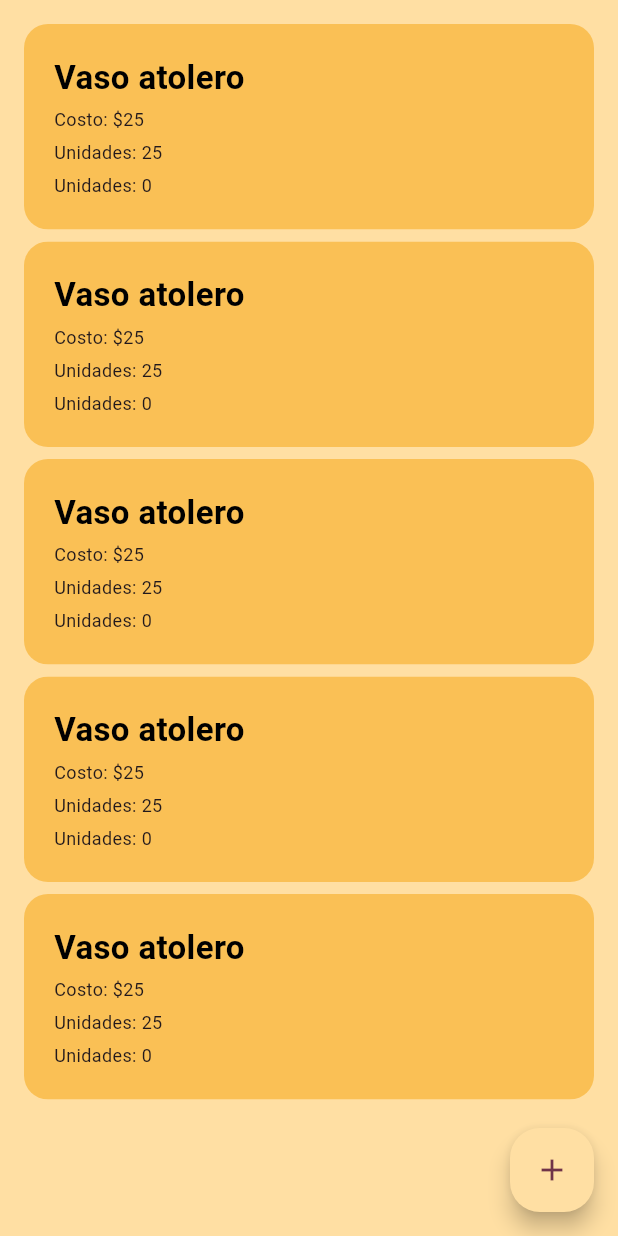
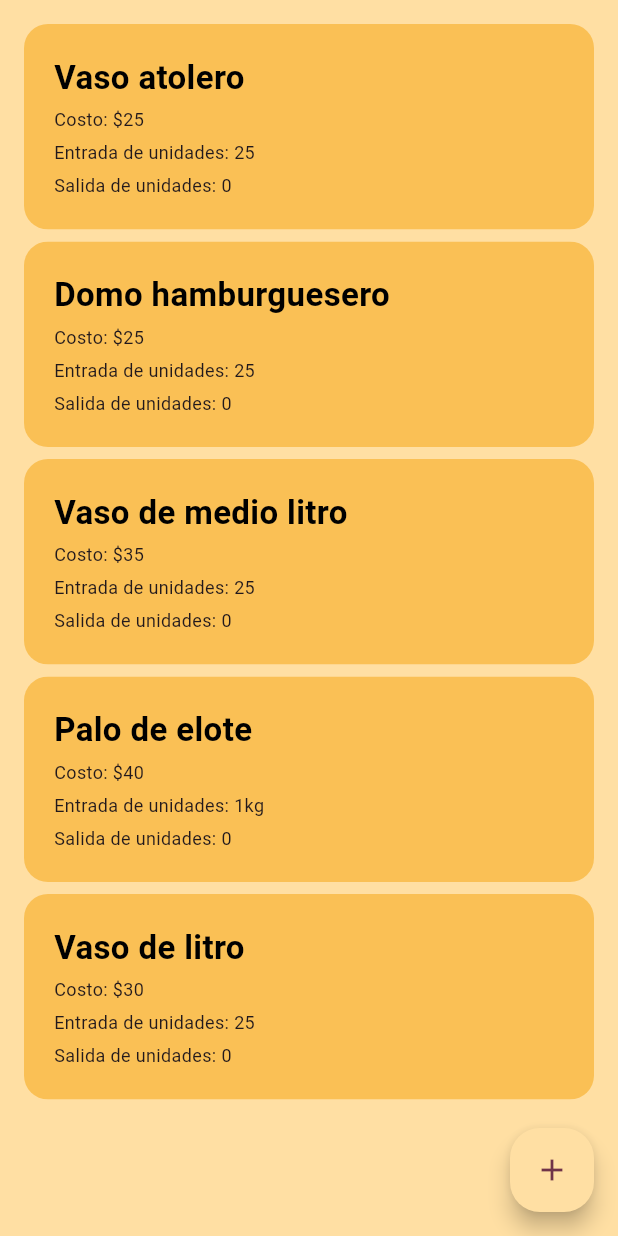
Before and after one commit to PabloGarciaB/ComandasFlutter, a Flutter app: the Inventario screen opened directly, on a phone screen of 412 x 824 dp. Run offline on Flutter 3.47's test engine with Material 2 defaults, Android fonts, the phone set to English and light mode, and no system bars; drawn by our look-alikes of flutter_slidable; our stand-ins replace cloud_firestore, firebase_auth, firebase_core, fluttertoast; missing offline and left inert: syncfusion_flutter_pdf; accounts and stored records are empty.

Commit message:
static elements

```diff
--- a/comandas_flutter_git/lib/Provider/productos.dart
+++ b/comandas_flutter_git/lib/Provider/productos.dart
@@ -11,36 +11,36 @@ class ProductosProvider extends ChangeNotifier {
         createdTime: DateTime.now(),
         nombre: 'Vaso atolero',
         costo: 'Costo: \$25',
-        entrada: 'Unidades: 25',
-        salida: 'Unidades: 0',
+        entrada: 'Entrada de unidades: 25',
+        salida: 'Salida de unidades: 0',
         existencia: 'Unidades en existencia: 25'),
     Producto(
         createdTime: DateTime.now(),
-        nombre: 'Vaso atolero',
+        nombre: 'Domo hamburguesero',
         costo: 'Costo: \$25',
-        entrada: 'Unidades: 25',
-        salida: 'Unidades: 0',
+        entrada: 'Entrada de unidades: 25',
+        salida: 'Salida de unidades: 0',
         existencia: 'Unidades en existencia: 25'),
     Producto(
         createdTime: DateTime.now(),
-        nombre: 'Vaso atolero',
-        costo: 'Costo: \$25',
-        entrada: 'Unidades: 25',
-        salida: 'Unidades: 0',
+        nombre: 'Vaso de medio litro',
+        costo: 'Costo: \$35',
+        entrada: 'Entrada de unidades: 25',
+        salida: 'Salida de unidades: 0',
         existencia: 'Unidades en existencia: 25'),
     Producto(
         createdTime: DateTime.now(),
-        nombre: 'Vaso atolero',
-        costo: 'Costo: \$25',
-        entrada: 'Unidades: 25',
-        salida: 'Unidades: 0',
-        existencia: 'Unidades en existencia: 25'),
+        nombre: 'Palo de elote',
+        costo: 'Costo: \$40',
+        entrada: 'Entrada de unidades: 1kg',
+        salida: 'Salida de unidades: 0',
+        existencia: 'Unidades en existencia: 1kg'),
     Producto(
         createdTime: DateTime.now(),
-        nombre: 'Vaso atolero',
-        costo: 'Costo: \$25',
-        entrada: 'Unidades: 25',
-        salida: 'Unidades: 0',
+        nombre: 'Vaso de litro',
+        costo: 'Costo: \$30',
+        entrada: 'Entrada de unidades: 25',
+        salida: 'Salida de unidades: 0',
         existencia: 'Unidades en existencia: 25')
   ];
 
@@ -52,24 +52,22 @@ class ProductosProvider extends ChangeNotifier {
             'Chapata a elegir, agua de fruta natural, ensalda pequeña'),
     MenuPlatillo(
         createdTime: DateTime.now(),
-        nombrePlatillo: 'Combo Comida',
+        nombrePlatillo: 'Doriesquite',
         descripcionPlatillo:
-            'Chapata a elegir, agua de fruta natural, ensalda pequeña'),
+            'Esquites preparados con mayonesa, quesito añejo, quesito amarillo, limón y fritura preferida.'),
     MenuPlatillo(
         createdTime: DateTime.now(),
-        nombrePlatillo: 'Combo Comida',
-        descripcionPlatillo:
-            'Chapata a elegir, agua de fruta natural, ensalda pequeña'),
+        nombrePlatillo: 'Esquite sencillo',
+        descripcionPlatillo: 'Esquite con quesito anejo, limón y mayonesa.'),
     MenuPlatillo(
         createdTime: DateTime.now(),
-        nombrePlatillo: 'Combo Comida',
-        descripcionPlatillo:
-            'Chapata a elegir, agua de fruta natural, ensalda pequeña'),
+        nombrePlatillo: 'Elote',
+        descripcionPlatillo: 'Delicioso elote con quesito anejo y mayonesa.'),
     MenuPlatillo(
         createdTime: DateTime.now(),
-        nombrePlatillo: 'Combo Comida',
+        nombrePlatillo: 'Elote loco',
         descripcionPlatillo:
-            'Chapata a elegir, agua de fruta natural, ensalda pequeña'),
+            'Elote con mayonesa bañado en tu fritura preferida, quesito añejo y quesito amarillo.'),
   ];
 
   final List _comandasItems = [
--- a/comandas_flutter_git/lib/main.dart
+++ b/comandas_flutter_git/lib/main.dart
@@ -25,7 +25,7 @@ class MyApp extends StatelessWidget {
                 ColorScheme.fromSeed(seedColor: hexStringToColor('#000000')),
             useMaterial3: true,
           ),
-          home: const HomeScreen(),
+          home: const WelcomeScreen(),
         ),
       );
 }
```
Also changed, not shown: 1 other file.
